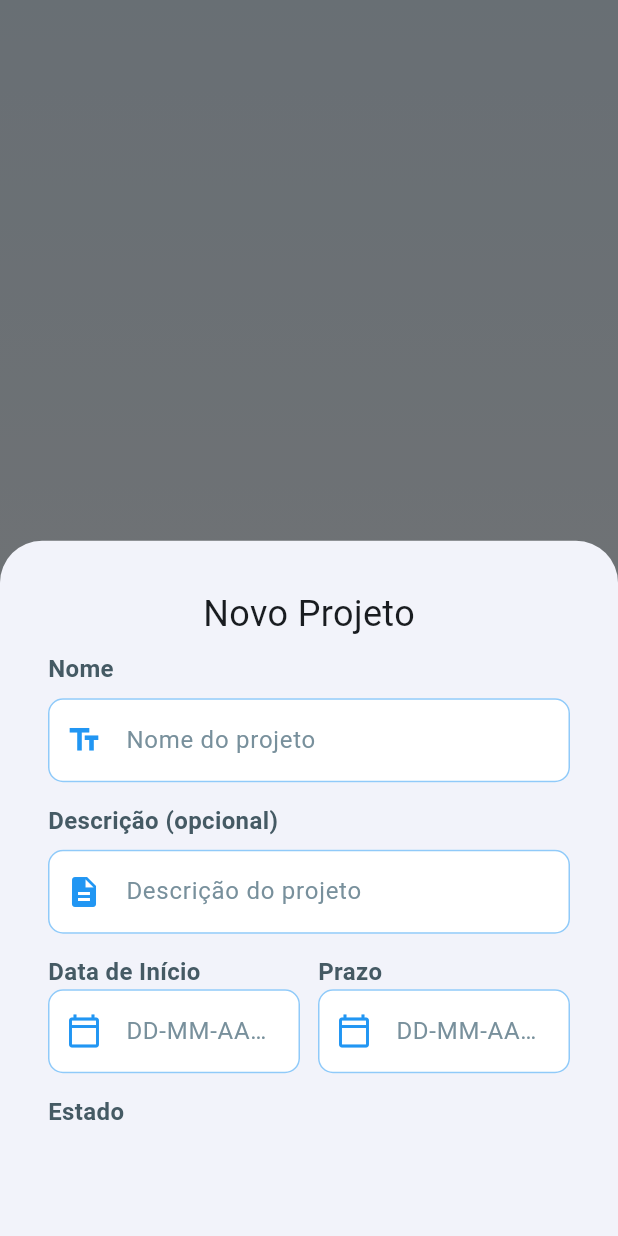
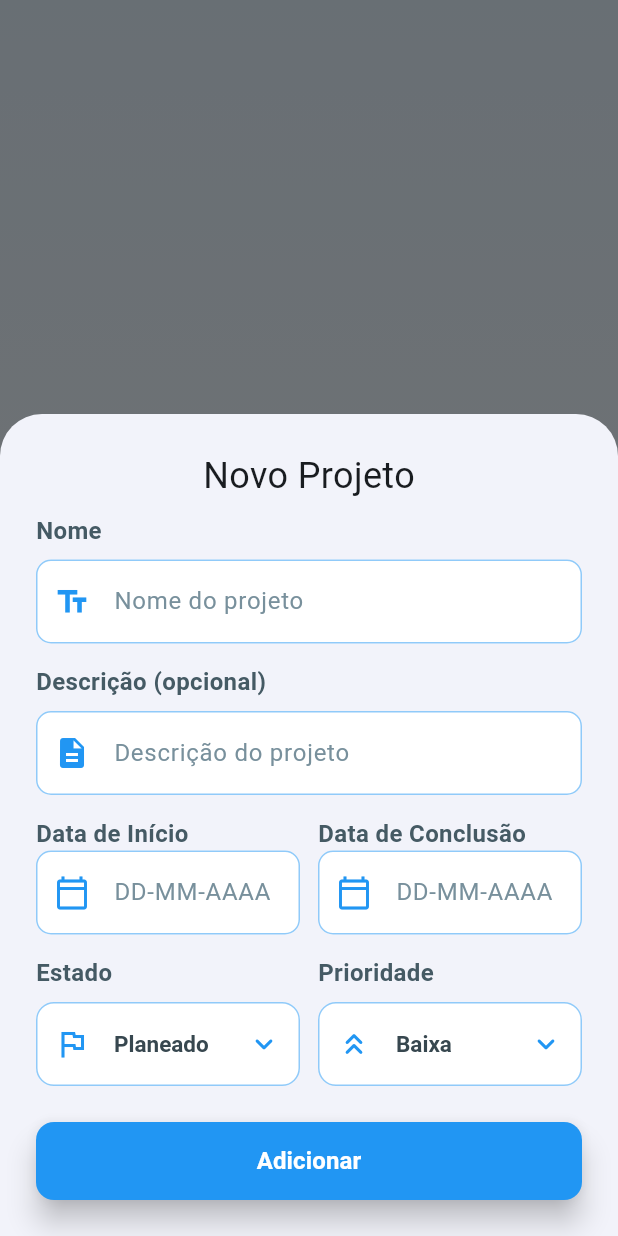
Before and after one commit to Bea-Henriques/PAP, a Flutter app: the ProjectsScreen screen opened directly, after a tap on the "add" icon, on a phone screen of 412 x 824 dp. Run offline on Flutter 3.47's test engine with Material 3 defaults, Android fonts, the phone set to English and light mode, and no system bars; our stand-ins replace cloud_firestore, firebase_auth, firebase_core; accounts and stored records are empty.

Commit message:
feat: conclusão do design de adicionar projeto

```diff
--- a/doit_app/lib/screens/projects_screen.dart
+++ b/doit_app/lib/screens/projects_screen.dart
@@ -1,7 +1,9 @@
+import 'package:doit_app/widgets/custom_button.dart';
 import 'package:doit_app/widgets/custom_label.dart';
 import 'package:doit_app/widgets/custom_text.dart';
 import 'package:doit_app/widgets/custom_textfield.dart';
 import 'package:flutter/material.dart';
+import 'package:intl/intl.dart';
 
 class ProjectsScreen extends StatefulWidget {
   const ProjectsScreen({super.key});
@@ -11,11 +13,15 @@ class ProjectsScreen extends StatefulWidget {
 }
 
 class _ProjectsScreenState extends State<ProjectsScreen> {
-
   final TextEditingController _nameController = TextEditingController();
   final TextEditingController _descriptionController = TextEditingController();
   final TextEditingController _startDateController = TextEditingController();
   final TextEditingController _dueDateController = TextEditingController();
+  final List<String> _states = ['Planeado', 'Em Andamento', 'Concluído'];
+  final List<String> _priorities = ['Baixa', 'Média', 'Alta'];
+  final Color _formAccentColor = Colors.blue;
+  String _selectedState = 'Planeado';
+  String _selectedPriority = 'Baixa';
 
   @override
   Widget build(BuildContext context) {
@@ -36,6 +42,7 @@ class _ProjectsScreenState extends State<ProjectsScreen> {
       ),
     );
   }
+
   @override
   void dispose() {
     _nameController.dispose();
@@ -45,16 +52,86 @@ class _ProjectsScreenState extends State<ProjectsScreen> {
     super.dispose();
   }
 
+  Future<void> pickDate(TextEditingController controller) async {
+    DateTime? pickedDate = await showDatePicker(
+      context: context,
+      initialDate: DateTime.now(),
+      firstDate: DateTime(2000),
+      lastDate: DateTime(2100),
+    );
+
+    if (pickedDate != null) {
+      setState(() {
+        controller.text = DateFormat('dd-MM-yyyy').format(pickedDate);
+      });
+    }
+  }
+
+  Widget _buildDropdownField({
+    required String value,
+    required List<String> items,
+    required ValueChanged<String?> onChanged,
+    required IconData icon,
+    required Color accentColor,
+  }) {
+    return DropdownButtonFormField<String>(
+      initialValue: value,
+      isExpanded: true,
+      icon: Icon(Icons.keyboard_arrow_down_rounded, color: accentColor),
+      dropdownColor: Colors.white,
+      borderRadius: BorderRadius.circular(14),
+      style: TextStyle(
+        color: Colors.blueGrey[800],
+        fontSize: 15,
+        fontWeight: FontWeight.w600,
+      ),
+      decoration: InputDecoration(
+        filled: true,
+        fillColor: Colors.white,
+        prefixIcon: Icon(icon, color: accentColor),
+        contentPadding: const EdgeInsets.symmetric(horizontal: 14, vertical: 16),
+        border: OutlineInputBorder(
+          borderRadius: BorderRadius.circular(12),
+          borderSide: BorderSide(color: Colors.blue.shade300),
+        ),
+        enabledBorder: OutlineInputBorder(
+          borderRadius: BorderRadius.circular(12),
+          borderSide: BorderSide(color: Colors.blue.shade200),
+        ),
+        focusedBorder: OutlineInputBorder(
+          borderRadius: BorderRadius.circular(12),
+          borderSide: BorderSide(color: accentColor, width: 2),
+        ),
+      ),
+      items: items.map((String item) {
+        return DropdownMenuItem<String>(
+          value: item,
+          child: Text(item),
+        );
+      }).toList(),
+      onChanged: onChanged,
+    );
+  }
+
   void openProjectForm() {
     showModalBottomSheet(
       context: context,
+      isScrollControlled: true,
       builder: (BuildContext context) {
-        return SizedBox(
-          height: 500,
+        return StatefulBuilder(
+          builder: (BuildContext context, StateSetter setModalState) {
+            return SafeArea(
+              child: AnimatedPadding(
+                duration: const Duration(milliseconds: 200),
+                curve: Curves.easeOut,
+                padding: EdgeInsets.only(
+                  bottom: MediaQuery.of(context).viewInsets.bottom,
+                ),
+                child: SingleChildScrollView(
                   child: Padding(
-            padding: const EdgeInsets.all(32.0),
-            child: Center(
+                    padding: const EdgeInsets.all(24.0),
                     child: Column(
+                      mainAxisSize: MainAxisSize.min,
                       children: [
                         CustomText(text: 'Novo Projeto', fontSize: 24),
                         SizedBox(height: 8),
@@ -86,6 +163,7 @@ class _ProjectsScreenState extends State<ProjectsScreen> {
                                     hintText: 'DD-MM-AAAA',
                                     prefixIcon: Icons.calendar_today_outlined,
                                     readOnly: true,
+                                    onTap: () => pickDate(_startDateController),
                                   ),
                                 ],
                               ),
@@ -95,12 +173,13 @@ class _ProjectsScreenState extends State<ProjectsScreen> {
                               child: Column(
                                 crossAxisAlignment: CrossAxisAlignment.stretch,
                                 children: [
-                                CustomLabel(text: 'Prazo'),
+                                  CustomLabel(text: 'Data de Conclusão'),
                                   CustomTextfield(
                                     controller: _dueDateController,
                                     hintText: 'DD-MM-AAAA',
                                     prefixIcon: Icons.calendar_today_outlined,
                                     readOnly: true,
+                                    onTap: () => pickDate(_dueDateController),
                                   ),
                                 ],
                               ),
@@ -108,18 +187,79 @@ class _ProjectsScreenState extends State<ProjectsScreen> {
                           ],
                         ),
                         SizedBox(height: 14),
-                      Column(
+                        Row(
+                          children: [
+                            Expanded(
+                              child: Column(
+                                crossAxisAlignment: CrossAxisAlignment.stretch,
                                 children: [
                                   CustomLabel(text: 'Estado'),
-                          // DateTimePicker
+                                  SizedBox(height: 8),
+                                  _buildDropdownField(
+                                    value: _selectedState,
+                                    items: _states,
+                                    icon: Icons.flag_outlined,
+                                    accentColor: _formAccentColor,
+                                    onChanged: (String? newValue) {
+                                      if (newValue == null) {
+                                        return;
+                                      }
+
+                                      setModalState(() {
+                                        _selectedState = newValue;
+                                      });
+                                    },
+                                  ),
                                 ],
                               ),
+                            ),
+                            SizedBox(width: 12),
+                            Expanded(
+                              child: Column(
+                                crossAxisAlignment: CrossAxisAlignment.stretch,
+                                children: [
+                                  CustomLabel(text: 'Prioridade'),
+                                  SizedBox(height: 8),
+                                  _buildDropdownField(
+                                    value: _selectedPriority,
+                                    items: _priorities,
+                                    icon: Icons.keyboard_double_arrow_up_rounded,
+                                    accentColor: _formAccentColor,
+                                    onChanged: (String? newValue) {
+                                      if (newValue == null) {
+                                        return;
+                                      }
+
+                                      setModalState(() {
+                                        _selectedPriority = newValue;
+                                      });
+                                    },
+                                  ),
                                 ],
+                              ),
+                            ),
+                          ],
+                        ),
+                        SizedBox(height: 24),
+                        SizedBox(
+                          width: double.infinity,
+                          height: 52,
+                          child: CustomButton(
+                            onPressed: () {},
+                            text: 'Adicionar',
+                            backgroundColor: Colors.blue,
+                            foregroundColor: Colors.white,
+                          ),
+                        ),
+                      ],
+                    ),
                   ),
                 ),
               ),
             );
           },
         );
+      },
+    );
   }
 }
--- a/doit_app/lib/widgets/custom_textfield.dart
+++ b/doit_app/lib/widgets/custom_textfield.dart
@@ -19,6 +19,7 @@ class CustomTextfield extends StatelessWidget {
     this.obscureText = false,
     this.keyboardType = TextInputType.text,
     this.readOnly = false,
+    this.onTap,
   });
 
   final TextEditingController controller;
@@ -28,6 +29,7 @@ class CustomTextfield extends StatelessWidget {
   final bool obscureText ;
   final TextInputType keyboardType;
   final bool readOnly;
+  final VoidCallback? onTap;
 
   @override
   Widget build(BuildContext context) {
@@ -36,6 +38,7 @@ class CustomTextfield extends StatelessWidget {
       readOnly: readOnly,
       obscureText: obscureText,
       keyboardType: keyboardType,
+      onTap: onTap,
       style: TextStyle(color: Colors.blueGrey[800]),
       decoration: InputDecoration(
         hintText: hintText,
```
Lines whose indentation alone changed are shown as unchanged.
